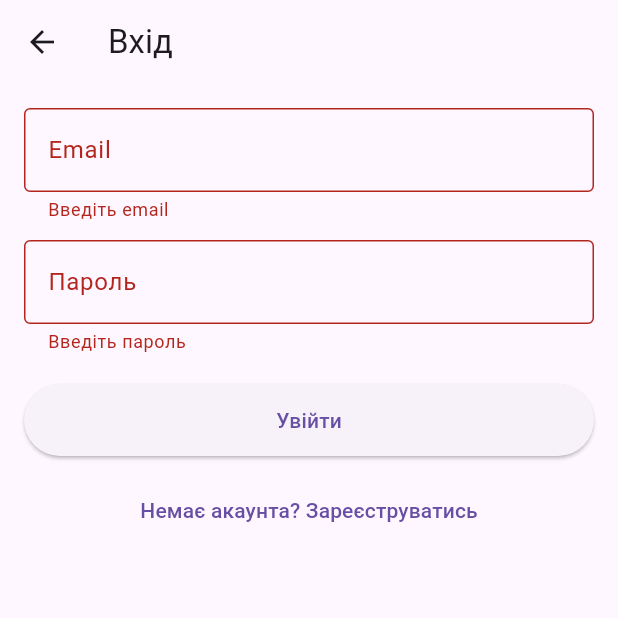
After one commit to Vlad-Dzemiuk/flutter_project, a Flutter app: the LoginPage screen opened by its route, after a tap on "Увійти", on a phone screen of 412 x 824 dp, the top half of it. The commit adds this screen. Run offline on Flutter 3.47's test engine with Material 3 defaults, Android fonts, the phone set to English and light mode, and no system bars; our stand-ins replace bloc, equatable, firebase_auth, firebase_core, flutter_bloc, flutter_dotenv and 5 more; accounts and stored records are empty; network calls fail.

Commit message:
feat: implement Firebase Auth with login/register flow, DI setup and protected routes

```diff
--- a/lib/core/app_router.dart
+++ b/lib/core/app_router.dart
@@ -1,22 +1,42 @@
 import 'package:flutter/material.dart';
+import 'package:firebase_auth/firebase_auth.dart';
 import 'package:project/features/home/home_page.dart';
 import 'package:project/features/favorites/favorites_page.dart';
 import 'package:project/features/profile/profile_page.dart';
 import '../features/search/search_page.dart';
+import '../features/auth/login_page.dart';
 import 'constants.dart';
 
 class AppRouter {
   static Route<dynamic> generateRoute(RouteSettings settings) {
+    final isLoggedIn = FirebaseAuth.instance.currentUser != null;
+
     switch (settings.name) {
       case '/':
       case AppConstants.homeRoute:
         return MaterialPageRoute(builder: (_) => const HomePage());
       case AppConstants.favoritesRoute:
+        if (!isLoggedIn) {
+          return MaterialPageRoute(
+            builder: (_) => const LoginPage(
+              redirectRoute: AppConstants.favoritesRoute,
+            ),
+          );
+        }
         return MaterialPageRoute(builder: (_) => const FavoritesPage());
       case AppConstants.profileRoute:
+        if (!isLoggedIn) {
+          return MaterialPageRoute(
+            builder: (_) => const LoginPage(
+              redirectRoute: AppConstants.profileRoute,
+            ),
+          );
+        }
         return MaterialPageRoute(builder: (_) => const ProfilePage());
       case '/search':
         return MaterialPageRoute(builder: (_) => const SearchPage());
+      case AppConstants.loginRoute:
+        return MaterialPageRoute(builder: (_) => const LoginPage());
       default:
         return MaterialPageRoute(
           builder: (_) => const Scaffold(
--- a/lib/core/constants.dart
+++ b/lib/core/constants.dart
@@ -11,4 +11,5 @@ class AppConstants {
   static const String homeRoute = "/home";
   static const String favoritesRoute = "/favorites";
   static const String profileRoute = "/profile";
+  static const String loginRoute = "/login";
 }
--- /dev/null
+++ b/lib/features/auth/auth_cubit.dart
@@ -0,0 +1,44 @@
+import 'package:bloc/bloc.dart';
+import 'package:firebase_auth/firebase_auth.dart';
+
+import 'auth_repository.dart';
+import 'auth_state.dart';
+
+class AuthCubit extends Cubit<AuthState> {
+  final AuthRepository repository;
+
+  AuthCubit({required this.repository}) : super(AuthInitial());
+
+  User? get currentUser => repository.currentUser;
+
+  Future<void> signIn(String email, String password) async {
+    emit(AuthLoading());
+    try {
+      final cred =
+          await repository.signIn(email: email.trim(), password: password);
+      emit(AuthAuthenticated(cred.user!));
+    } on FirebaseAuthException catch (e) {
+      emit(AuthError(e.message ?? 'Authentication error'));
+    } catch (e) {
+      emit(AuthError(e.toString()));
+    }
+  }
+
+  Future<void> register(String email, String password) async {
+    emit(AuthLoading());
+    try {
+      final cred =
+          await repository.register(email: email.trim(), password: password);
+      emit(AuthAuthenticated(cred.user!));
+    } on FirebaseAuthException catch (e) {
+      emit(AuthError(e.message ?? 'Registration error'));
+    } catch (e) {
+      emit(AuthError(e.toString()));
+    }
+  }
+
+  Future<void> signOut() async {
+    await repository.signOut();
+    emit(AuthInitial());
+  }
+}
--- /dev/null
+++ b/lib/features/auth/auth_repository.dart
@@ -0,0 +1,35 @@
+import 'package:firebase_auth/firebase_auth.dart';
+
+/// Обгортка над FirebaseAuth з простими методами логіну/реєстрації.
+class AuthRepository {
+  AuthRepository({FirebaseAuth? firebaseAuth})
+      : _firebaseAuth = firebaseAuth ?? FirebaseAuth.instance;
+
+  final FirebaseAuth _firebaseAuth;
+
+  User? get currentUser => _firebaseAuth.currentUser;
+
+  Stream<User?> authStateChanges() => _firebaseAuth.authStateChanges();
+
+  Future<UserCredential> signIn({
+    required String email,
+    required String password,
+  }) {
+    return _firebaseAuth.signInWithEmailAndPassword(
+      email: email,
+      password: password,
+    );
+  }
+
+  Future<UserCredential> register({
+    required String email,
+    required String password,
+  }) {
+    return _firebaseAuth.createUserWithEmailAndPassword(
+      email: email,
+      password: password,
+    );
+  }
+
+  Future<void> signOut() => _firebaseAuth.signOut();
+}
--- /dev/null
+++ b/lib/features/auth/auth_state.dart
@@ -0,0 +1,31 @@
+import 'package:equatable/equatable.dart';
+import 'package:firebase_auth/firebase_auth.dart';
+
+abstract class AuthState extends Equatable {
+  const AuthState();
+
+  @override
+  List<Object?> get props => [];
+}
+
+class AuthInitial extends AuthState {}
+
+class AuthLoading extends AuthState {}
+
+class AuthAuthenticated extends AuthState {
+  final User user;
+
+  const AuthAuthenticated(this.user);
+
+  @override
+  List<Object?> get props => [user.uid];
+}
+
+class AuthError extends AuthState {
+  final String message;
+
+  const AuthError(this.message);
+
+  @override
+  List<Object?> get props => [message];
+}
--- /dev/null
+++ b/lib/features/auth/login_page.dart
@@ -0,0 +1,149 @@
+import 'package:flutter/material.dart';
+import 'package:flutter_bloc/flutter_bloc.dart';
+
+import 'auth_cubit.dart';
+import 'auth_state.dart';
+import '../../core/di.dart';
+
+class LoginPage extends StatefulWidget {
+  final String? redirectRoute;
+
+  const LoginPage({super.key, this.redirectRoute});
+
+  @override
+  State<LoginPage> createState() => _LoginPageState();
+}
+
+class _LoginPageState extends State<LoginPage> {
+  final _formKey = GlobalKey<FormState>();
+  final _emailController = TextEditingController();
+  final _passwordController = TextEditingController();
+  bool _isLogin = true;
+
+  @override
+  void dispose() {
+    _emailController.dispose();
+    _passwordController.dispose();
+    super.dispose();
+  }
+
+  void _onSuccess(BuildContext context, AuthAuthenticated state) {
+    if (widget.redirectRoute != null) {
+      Navigator.of(context)
+          .pushReplacementNamed(widget.redirectRoute!);
+    } else {
+      Navigator.of(context).pop();
+    }
+  }
+
+  @override
+  Widget build(BuildContext context) {
+    return BlocProvider<AuthCubit>(
+      create: (_) => getIt<AuthCubit>(),
+      child: BlocConsumer<AuthCubit, AuthState>(
+        listener: (context, state) {
+          if (state is AuthAuthenticated) {
+            _onSuccess(context, state);
+          } else if (state is AuthError) {
+            ScaffoldMessenger.of(context).showSnackBar(
+              SnackBar(content: Text(state.message)),
+            );
+          }
+        },
+        builder: (context, state) {
+          final isLoading = state is AuthLoading;
+
+          return Scaffold(
+            appBar: AppBar(
+              title: Text(_isLogin ? 'Вхід' : 'Реєстрація'),
+            ),
+            body: Padding(
+              padding: const EdgeInsets.all(16),
+              child: Form(
+                key: _formKey,
+                child: Column(
+                  crossAxisAlignment: CrossAxisAlignment.stretch,
+                  children: [
+                    TextFormField(
+                      controller: _emailController,
+                      decoration: const InputDecoration(
+                        labelText: 'Email',
+                        border: OutlineInputBorder(),
+                      ),
+                      keyboardType: TextInputType.emailAddress,
+                      validator: (value) {
+                        if (value == null || value.isEmpty) {
+                          return 'Введіть email';
+                        }
+                        if (!value.contains('@')) {
+                          return 'Некоректний email';
+                        }
+                        return null;
+                      },
+                    ),
+                    const SizedBox(height: 12),
+                    TextFormField(
+                      controller: _passwordController,
+                      decoration: const InputDecoration(
+                        labelText: 'Пароль',
+                        border: OutlineInputBorder(),
+                      ),
+                      obscureText: true,
+                      validator: (value) {
+                        if (value == null || value.isEmpty) {
+                          return 'Введіть пароль';
+                        }
+                        if (value.length < 6) {
+                          return 'Мінімум 6 символів';
+                        }
+                        return null;
+                      },
+                    ),
+                    const SizedBox(height: 20),
+                    SizedBox(
+                      height: 48,
+                      child: ElevatedButton(
+                        onPressed: isLoading
+                            ? null
+                            : () {
+                                if (!_formKey.currentState!.validate()) return;
+                                final email = _emailController.text;
+                                final password = _passwordController.text;
+                                final cubit = context.read<AuthCubit>();
+                                if (_isLogin) {
+                                  cubit.signIn(email, password);
+                                } else {
+                                  cubit.register(email, password);
+                                }
+                              },
+                        child: isLoading
+                            ? const CircularProgressIndicator(
+                                valueColor:
+                                    AlwaysStoppedAnimation<Color>(Colors.white),
+                              )
+                            : Text(_isLogin ? 'Увійти' : 'Зареєструватись'),
+                      ),
+                    ),
+                    const SizedBox(height: 12),
+                    TextButton(
+                      onPressed: isLoading
+                          ? null
+                          : () {
+                              setState(() {
+                                _isLogin = !_isLogin;
+                              });
+                            },
+                      child: Text(_isLogin
+                          ? 'Немає акаунта? Зареєструватись'
+                          : 'Вже є акаунт? Увійти'),
+                    ),
+                  ],
+                ),
+              ),
+            ),
+          );
+        },
+      ),
+    );
+  }
+}
--- a/lib/main.dart
+++ b/lib/main.dart
@@ -1,6 +1,7 @@
 import 'package:flutter/material.dart';
 import 'package:flutter_dotenv/flutter_dotenv.dart';
 import 'package:hive_flutter/hive_flutter.dart';
+import 'package:firebase_core/firebase_core.dart';
 import 'core/constants.dart';
 import 'core/di.dart' as di;
 import 'core/app_router.dart';
@@ -9,6 +10,7 @@ Future<void> main() async {
   WidgetsFlutterBinding.ensureInitialized();
   await dotenv.load(fileName: ".env");
   await Hive.initFlutter();
+  await Firebase.initializeApp();
   await di.init();
 
   runApp(MyApp());
```
Also changed, not shown: lib/core/di.dart (+9 -1 lines).
